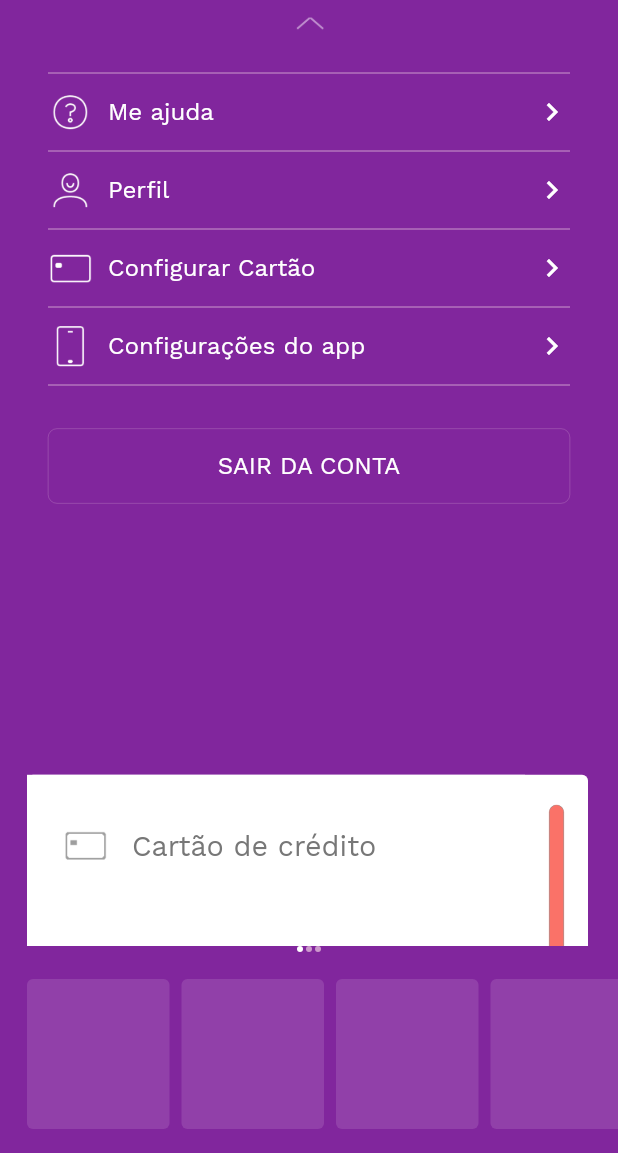
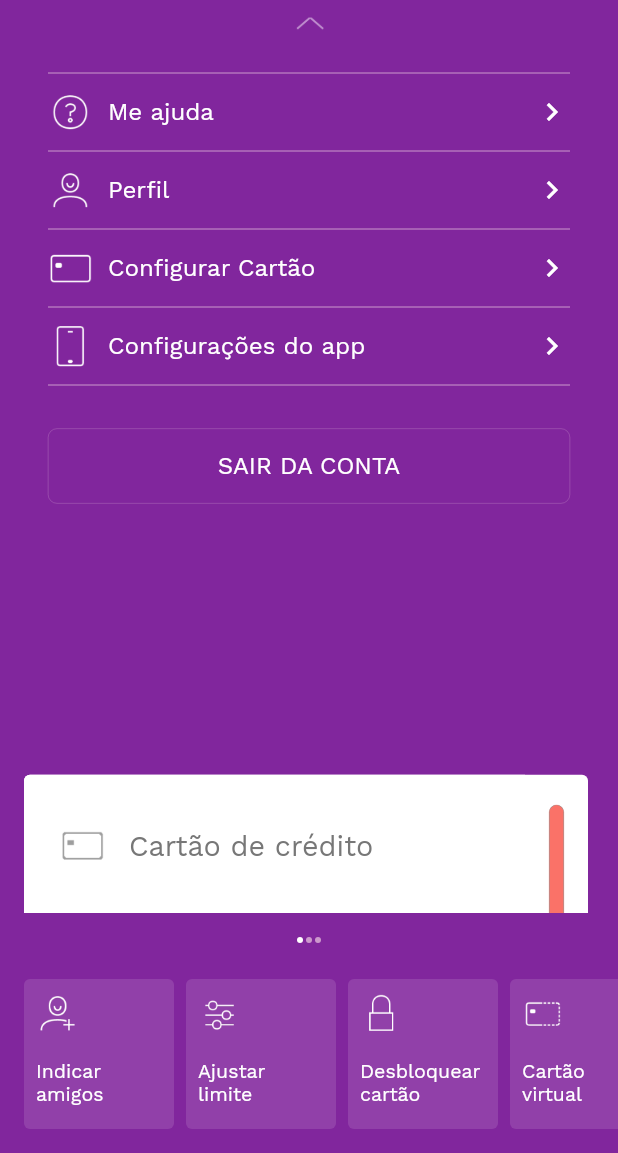
Before and after one commit to yurialvesbrasil/flutter_nubank, a Flutter app: the screen it shows after launch, after a tap on "Yuri", on a phone screen of 412 x 824 dp, the part 83-1236 px from its top. Run offline on Flutter 3.47's test engine with Material 2 defaults, Android fonts, the phone set to English and light mode, and no system bars; our stand-ins replace flutter_swiper.

Commit message:
ItenButton

```diff
--- a/lib/ui/screens/home/home.dart
+++ b/lib/ui/screens/home/home.dart
@@ -4,24 +4,30 @@ import 'package:flutter_nubank/ui/widgets/app_bar_perfil.dart';
 import 'package:flutter_nubank/ui/widgets/button_bar_list.dart';
 import 'package:flutter_nubank/ui/widgets/custom_swiper_pagination.dart';
 import 'package:flutter_nubank/ui/widgets/main_list.dart';
+import 'package:provider/provider.dart';
+
+import '../../../core/view_models/home_view_model.dart';
 
 class HomeView extends StatelessWidget {
   @override
   Widget build(BuildContext context) {
-    //print(tween.value.toString());
+    final model = Provider.of<HomeViewModel>(context);
+
     return Scaffold(
         body: SafeArea(
       child: Column(
         children: <Widget>[
           AppBarPerfil(),
           Expanded(
-            child: SingleChildScrollView(
-              child: Column(children: <Widget>[
-                MoveAnimation(
-                  duration: Duration(seconds: 3),
-                  child: MainList(),
-                ),
-              ]),
+            child: ListView(
+              children: <Widget>[
+                Column(children: <Widget>[
+                  MoveAnimation(
+                    duration: Duration(seconds: 3),
+                    child: MainList(),
+                  ),
+                ]),
+              ],
             ),
           ),
           MoveAnimation(
@@ -30,7 +36,7 @@ class HomeView extends StatelessWidget {
           ),
           MoveAnimation(
             duration: Duration(milliseconds: 3500),
-            child:ButtonBarList(),
+            child: ButtonBarList(itensButton: model.itensButtonVM),
           ),
         ],
       ),
--- a/lib/ui/values/styles.dart
+++ b/lib/ui/values/styles.dart
@@ -9,6 +9,13 @@ class AppTheme {
     color: Colors.white,
     fontSize: 16,
     fontWeight: FontWeight.w400,
+  );
+
+  static const TextStyle displaySmall = TextStyle(
+    fontFamily: 'WorkSans',
+    color: Colors.white,
+    fontSize: 13,
+    fontWeight: FontWeight.w200,
   );
 
   static const TextStyle displayPrimaryColor = TextStyle(
@@ -95,7 +102,6 @@ class AppTheme {
     color: Colors.white,
   );
 
-
   static final TextStyle subHeading = TextStyle(
     fontFamily: 'WorkSans',
     fontWeight: FontWeight.w500,
--- a/lib/ui/widgets/aba_main_2.dart
+++ b/lib/ui/widgets/aba_main_2.dart
@@ -10,11 +10,9 @@ class AbaMain2 extends StatelessWidget {
   @override
   Widget build(BuildContext context) {
     return Container(
-      child:
-      Padding(
-        padding: EdgeInsets.all(28),
-      child:
-      Column(
+      child: Padding(
+        padding: EdgeInsets.all(24),
+        child: Column(
           mainAxisAlignment: MainAxisAlignment.start,
           crossAxisAlignment: CrossAxisAlignment.stretch,
           children: <Widget>[
@@ -26,10 +24,22 @@ class AbaMain2 extends StatelessWidget {
                 height: 30,
               ),
             ),
-          Text("Seu dinheiro sempre rendendo.", style: AppTheme.displayBlackBig, textAlign: TextAlign.center,),
-          SizedBox(height: 18,),
-          Text("Você está deixando de ganhar dinheiro sem um NuConta.", style: AppTheme.displayMiddle, textAlign: TextAlign.center,),
-          SizedBox(height: 22,),
+            Text(
+              "Seu dinheiro sempre rendendo.",
+              style: AppTheme.displayBlackBig,
+              textAlign: TextAlign.center,
+            ),
+            SizedBox(
+              height: 18,
+            ),
+            Text(
+              "Você está deixando de ganhar dinheiro sem um NuConta.",
+              style: AppTheme.displayMiddle,
+              textAlign: TextAlign.center,
+            ),
+            SizedBox(
+              height: 18,
+            ),
             InkWell(
               onTap: () {},
               child: Container(
@@ -40,7 +50,8 @@ class AbaMain2 extends StatelessWidget {
                   borderRadius:
                       const BorderRadius.all(const Radius.circular(6)),
                 ),
-              child: Text("COMEÇA A NUCONTA", style: AppTheme.displayPrimaryColor),
+                child: Text("COMEÇA A NUCONTA",
+                    style: AppTheme.displayPrimaryColor),
               ),
             ),
           ],
--- a/lib/ui/widgets/aba_main_3.dart
+++ b/lib/ui/widgets/aba_main_3.dart
@@ -11,7 +11,7 @@ class AbaMain3 extends StatelessWidget {
   Widget build(BuildContext context) {
     return Container(
       child: Padding(
-        padding: EdgeInsets.all(28),
+        padding: EdgeInsets.all(24),
         child: Column(
           mainAxisAlignment: MainAxisAlignment.start,
           crossAxisAlignment: CrossAxisAlignment.stretch,
@@ -38,7 +38,7 @@ class AbaMain3 extends StatelessWidget {
               textAlign: TextAlign.center,
             ),
             SizedBox(
-              height: 20,
+              height: 18,
             ),
             InkWell(
               onTap: () {},
--- a/lib/ui/widgets/aba_saldo.dart
+++ b/lib/ui/widgets/aba_saldo.dart
@@ -18,7 +18,12 @@ class AbaSaldo extends StatelessWidget {
       Row(children: <Widget>[
         Expanded(
           child: Container(
-            color: Colors.white,
+            decoration: BoxDecoration(
+              color: Colors.white,
+              borderRadius: BorderRadius.only(
+                topLeft: Radius.circular(4),
+              ),
+            ),
             height: (((height / 4) - 16) * 3) + 16,
             child: Column(
               children: <Widget>[
@@ -120,13 +125,13 @@ class AbaSaldo extends StatelessWidget {
       Row(children: <Widget>[
         Expanded(
           child: Container(
+            height: 92,
             decoration: BoxDecoration(
               color: backgroundGrayColor,
               borderRadius: BorderRadius.only(
                   bottomLeft: Radius.circular(4),
                   bottomRight: Radius.circular(4)),
             ),
-            height: (height / 4) + 16,
             child: Row(
               children: <Widget>[
                 Padding(
--- a/lib/ui/widgets/button_bar_list.dart
+++ b/lib/ui/widgets/button_bar_list.dart
@@ -1,20 +1,17 @@
 import 'package:flutter/material.dart';
+import 'package:flutter_nubank/core/models/item_botton.dart';
 import 'package:flutter_nubank/ui/values/colors.dart' as color;
-
+import 'package:flutter_nubank/ui/values/styles.dart';
 
 class ButtonBarList extends StatelessWidget {
-  @override
-  Widget build(BuildContext context) {
-    double _w = 95;
-    double _h = 100;
+  final List<ItemButton> itensButton;
 
-    return Container(
-      margin: EdgeInsets.fromLTRB(18,8,0,16),
-      width: MediaQuery.of(context).size.width,
-      height: _h,
-      child: ListView(
-        // This next line does the trick.
-        scrollDirection: Axis.horizontal,
+  const ButtonBarList({Key key, @required this.itensButton}) : super(key: key);
+
+  Widget _buildItem(BuildContext context, int index) {
+    double _w = 100;
+
+    return Row(
       children: <Widget>[
         Container(
           width: _w,
@@ -22,41 +19,50 @@ class ButtonBarList extends StatelessWidget {
             color: color.itemBottonColor,
             borderRadius: BorderRadius.all(Radius.circular(4)),
           ),
-          ),
-          SizedBox(width: 8,),
-          Container(
-            width: _w,
-            decoration: BoxDecoration(
-              color: color.itemBottonColor,
-              borderRadius: BorderRadius.all(Radius.circular(4)),
+          child: Column(
+            crossAxisAlignment: CrossAxisAlignment.start,
+            mainAxisAlignment: MainAxisAlignment.start,
+            children: <Widget>[
+              Padding(
+                padding: EdgeInsets.fromLTRB(8, 8, 8, 4),
+                child: Image.asset(
+                  itensButton[index].url_item,
+                  height: 30,
                 ),
               ),
-          SizedBox(width: 8,),
-          Container(
-            width: _w,
-            decoration: BoxDecoration(
-              color: color.itemBottonColor,
-              borderRadius: BorderRadius.all(Radius.circular(4)),
-            ),
-          ),
-          SizedBox(width: 8,),
-          Container(
-            width: _w,
-            decoration: BoxDecoration(
-              color: color.itemBottonColor,
-              borderRadius: BorderRadius.all(Radius.circular(4)),
-            ),
-          ),
-          SizedBox(width: 8,),
-          Container(
-            width: _w,
-            decoration: BoxDecoration(
-              color: color.itemBottonColor,
-              borderRadius: BorderRadius.all(Radius.circular(4)),
+              SizedBox(height: 12.0),
+              Padding(
+                padding: EdgeInsets.fromLTRB(8, 0, 8, 8),
+                child: Text(
+                  itensButton[index].titulo,
+                  softWrap: true,
+                  maxLines: 2,
+                  style: AppTheme.displaySmall,
                 ),
               ),
             ],
           ),
+        ),
+        SizedBox(
+          width: 8,
+        ),
+      ],
+    );
+  }
+
+  @override
+  Widget build(BuildContext context) {
+    double _h = 100;
+    double left = 16;
+    return Container(
+      margin: EdgeInsets.fromLTRB(left, 8, 0, 16),
+      width: MediaQuery.of(context).size.width - 16,
+      height: _h,
+      child: ListView.builder(
+        scrollDirection: Axis.horizontal,
+        itemBuilder: _buildItem,
+        itemCount: itensButton.length,
+      ),
     );
   }
 }
--- a/lib/ui/widgets/custom_swiper_pagination.dart
+++ b/lib/ui/widgets/custom_swiper_pagination.dart
@@ -3,36 +3,37 @@ import 'package:flutter_nubank/core/view_models/home_view_model.dart';
 import 'package:flutter_nubank/ui/values/colors.dart' as color;
 import 'package:provider/provider.dart';
 
-
 class CustomSwiperPagination extends StatelessWidget {
-
   @override
   Widget build(BuildContext context) {
     final model = Provider.of<HomeViewModel>(context);
 
-    return  Container(
-      margin: EdgeInsets.only(bottom: 10),
+    return Container(
+      margin: EdgeInsets.only(top: 16, bottom: 16),
       width: MediaQuery.of(context).size.width,
       child: Row(
         mainAxisAlignment: MainAxisAlignment.center,
         crossAxisAlignment: CrossAxisAlignment.start,
         children: <Widget>[
           CircleAvatar(
-            backgroundColor: (model.indexMainPage == 0)? Colors.white: color.dividerColor,
+            backgroundColor:
+                (model.indexMainPage == 0) ? Colors.white : color.dividerColor,
             radius: 2,
           ),
           SizedBox(
             width: 2,
           ),
           CircleAvatar(
-            backgroundColor: (model.indexMainPage == 1)? Colors.white: color.dividerColor,
+            backgroundColor:
+                (model.indexMainPage == 1) ? Colors.white : color.dividerColor,
             radius: 2,
           ),
           SizedBox(
             width: 2,
           ),
           CircleAvatar(
-            backgroundColor: (model.indexMainPage == 2)? Colors.white: color.dividerColor,
+            backgroundColor:
+                (model.indexMainPage == 2) ? Colors.white : color.dividerColor,
             radius: 2,
           )
         ],
--- a/lib/ui/widgets/main_list.dart
+++ b/lib/ui/widgets/main_list.dart
@@ -1,15 +1,12 @@
 import 'package:flutter/material.dart';
 import 'package:flutter/rendering.dart';
 import 'package:flutter_nubank/core/view_models/home_view_model.dart';
-import 'package:flutter_nubank/ui/values/colors.dart';
-import 'package:flutter_nubank/ui/values/styles.dart';
 import 'package:flutter_nubank/ui/widgets/aba_main_2.dart';
 import 'package:flutter_swiper/flutter_swiper.dart';
 import 'package:provider/provider.dart';
 
 import 'aba_main_3.dart';
 import 'aba_saldo.dart';
-import 'fab_progress_bar.dart';
 
 class MainList extends StatelessWidget {
   @override
@@ -25,7 +22,7 @@ class MainList extends StatelessWidget {
         },
         itemBuilder: (BuildContext context, int index) {
           return Container(
-            margin: EdgeInsets.fromLTRB(18, 16, 20, 0),
+            margin: EdgeInsets.fromLTRB(16, 16, 20, 16),
             width: MediaQuery.of(context).size.width - 32,
             decoration: BoxDecoration(
               color: Colors.white,
```
Lines whose indentation alone changed are shown as unchanged.
